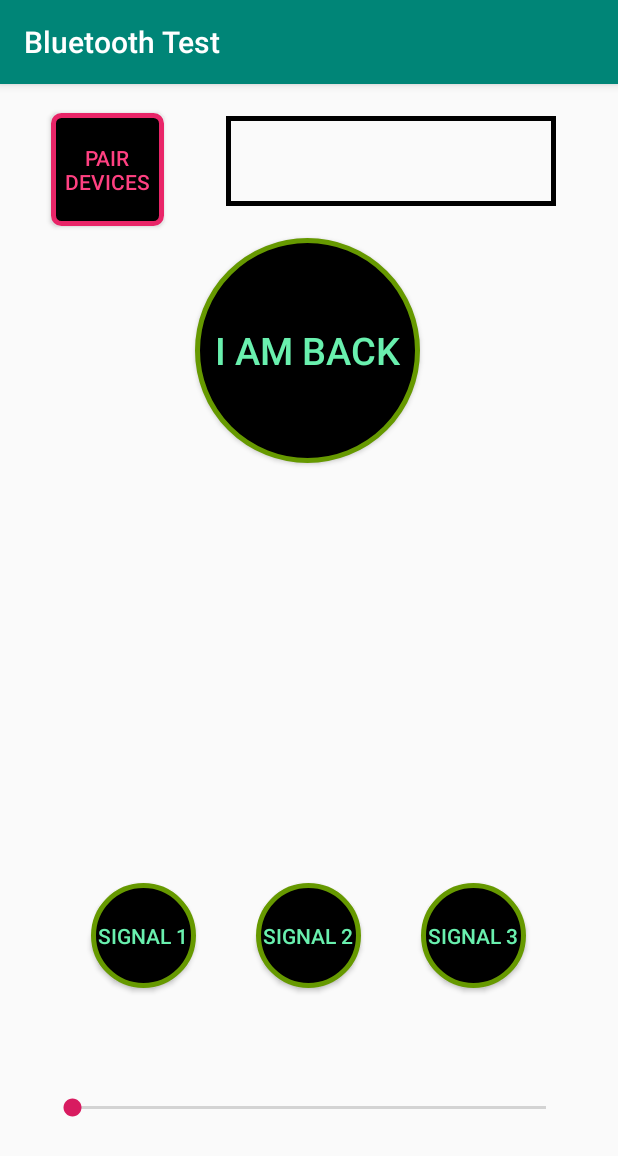
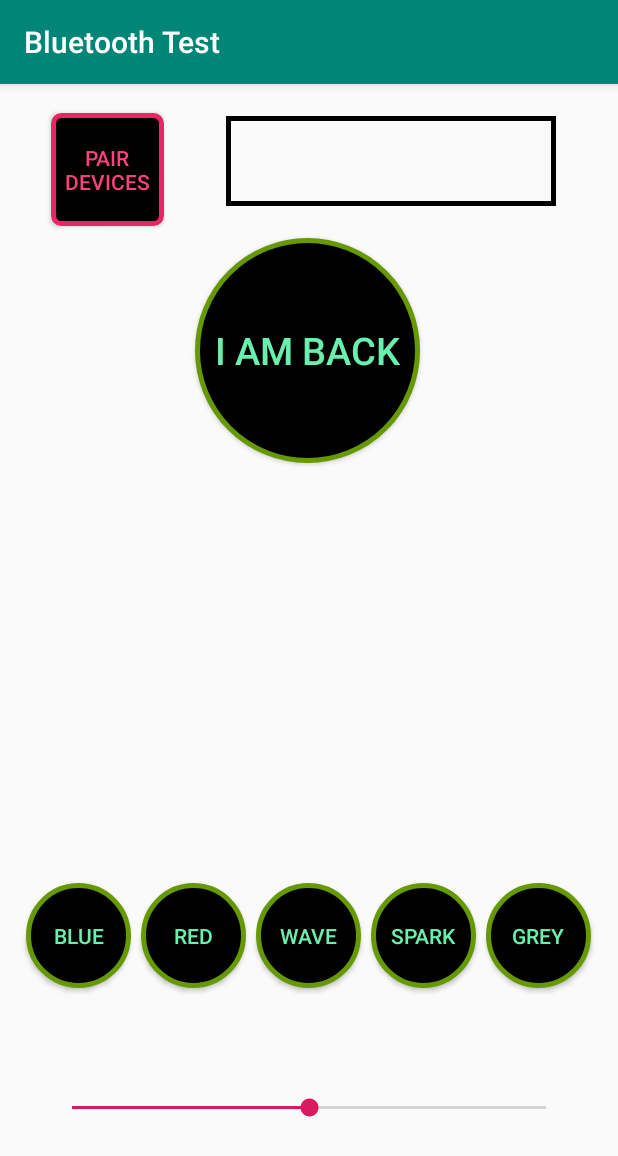
Before and after one commit to alexmansonlu/adadad, an Android app: the bluetoothTest screen opened directly, with no data from a screen before it, on a phone screen of 412 x 824 dp. Shown: the top 1156 px of the screen. Run offline under Robolectric (Android 15) with nearby library versions, the phone set to English and light mode, and no system bars.

Commit message:
hello motto

```diff
--- a/app/src/main/java/com/example/sanjia/bluetoothTest.java
+++ b/app/src/main/java/com/example/sanjia/bluetoothTest.java
@@ -7,6 +7,7 @@ import android.bluetooth.BluetoothSocket;
 import android.content.Intent;
 import android.os.AsyncTask;
 import android.os.Bundle;
+import android.os.ParcelUuid;
 import android.support.annotation.Nullable;
 import android.support.v7.app.AppCompatActivity;
 import android.util.Log;
@@ -21,13 +22,15 @@ import android.widget.Toast;
 
 
 import java.io.IOException;
+import java.io.InputStream;
+import java.io.OutputStream;
 import java.util.ArrayList;
 import java.util.Set;
 import java.util.UUID;
 
 public class bluetoothTest extends AppCompatActivity {
 
-    Button sig1, sig2, sig3;
+    Button sig1, sig2, sig3,sig4,sig5;
     SeekBar brightness;
     static String address = null;
     String EXTRA_ADDRESS = "device_address";
@@ -35,8 +38,10 @@ public class bluetoothTest extends AppCompatActivity {
     BluetoothAdapter myBluetooth = null;
     BluetoothSocket btSocket = null;
     private boolean isBtConnected = false;
-    static final UUID myUUID = UUID.fromString("00001101-0000-1000-8000-00805F9B34FB");
-    ConnectBT connectBT;
+    static ParcelUuid[] myUUID;
+    String x;
+    InputStream inputstream=null;
+    //= UUID.fromString("00001101-0000-1000-8000-00805F9B34FB");
     static boolean hasfUCKED = false;
 
     private class ConnectBT extends AsyncTask<Void, Void, Void>  // UI thread
@@ -61,11 +66,16 @@ public class bluetoothTest extends AppCompatActivity {
                 {
                     myBluetooth = BluetoothAdapter.getDefaultAdapter();//get the mobile bluetooth device
                     BluetoothDevice dispositivo = myBluetooth.getRemoteDevice(address);//connects to the device's address and checks if it's available
-                    btSocket = dispositivo.createInsecureRfcommSocketToServiceRecord(myUUID);//create a RFCOMM (SPP) connection
+                    myUUID= dispositivo.getUuids();
+                    Log.d("dadad",myUUID[0].getUuid().toString() );
+                    btSocket = dispositivo.createInsecureRfcommSocketToServiceRecord(myUUID[0].getUuid());//create a RFCOMM (SPP) connection
                     BluetoothAdapter.getDefaultAdapter().cancelDiscovery();
                     btSocket.connect();//start connection
 
                 }
+
+
+
             }
             catch (IOException e)
             {
@@ -77,7 +87,14 @@ public class bluetoothTest extends AppCompatActivity {
         protected void onPostExecute(Void result) //after the doInBackground, it checks if everything went fine
         {
             super.onPostExecute(result);
-
+//            try {
+//                inputstream=btSocket.getInputStream();
+//            } catch (IOException e) {
+//                e.printStackTrace();
+//            }
+//            if(!(inputstream==null)){
+//            distance.setText("distance:"+inputstream.toString());}
+            Log.d("yeah we have set text", "onPostExecute: ");
             if (!ConnectSuccess)
             {
                 msg("Connection Failed. Is it a SPP Bluetooth? Try again.");
@@ -96,7 +113,7 @@ public class bluetoothTest extends AppCompatActivity {
     private Set pairedDevices;
     Button btnPaired;
     ListView devicelist;
-
+    TextView distance;
 
 
     public void toMain(View v){
@@ -115,12 +132,13 @@ public class bluetoothTest extends AppCompatActivity {
         {
             try
             {
-                btSocket.close(); //close connection
+                Log.d("Bonny2", "sig3: ");
+                btSocket.getOutputStream().write("I".toString().getBytes());
             }
             catch (IOException e)
             { msg("Error");}
         }
-        finish(); //return to the first layout
+
     }
 
     private void sig2()
@@ -129,7 +147,8 @@ public class bluetoothTest extends AppCompatActivity {
         {
             try
             {
-                btSocket.getOutputStream().write("TF".toString().getBytes());
+                Log.d("Bonny2", "sig2: ");
+                btSocket.getOutputStream().write("R".toString().getBytes());
             }
             catch (IOException e)
             {
@@ -138,13 +157,48 @@ public class bluetoothTest extends AppCompatActivity {
         }
     }
 
+    private void sig4()
+    {
+        if (btSocket!=null)
+        {
+            try
+            {
+                Log.d("Bonny2", "sig2: ");
+                btSocket.getOutputStream().write("J".toString().getBytes());
+            }
+            catch (IOException e)
+            {
+                msg("Error");
+            }
+        }
+    }
+    private void sig5()
+    {
+        if (btSocket!=null)
+        {
+            try
+            {
+                Log.d("Bonny2", "sig2: ");
+                btSocket.getOutputStream().write("C".toString().getBytes());
+            }
+            catch (IOException e)
+            {
+                msg("Error");
+            }
+        }
+    }
     private void sig1()
     {
         if (btSocket!=null)
         {
             try
             {
-                btSocket.getOutputStream().write("1".toString().getBytes());
+                if(btSocket.isConnected())
+                {
+                    Log.d("mama", "sig1: ");
+                }
+                Log.d("Bonny2", "sig1: ");
+                btSocket.getOutputStream().write("B".toString().getBytes());
             }
             catch (IOException e)
             {
@@ -170,10 +224,14 @@ public class bluetoothTest extends AppCompatActivity {
         Intent newint = getIntent();
         address = newint.getStringExtra(EXTRA_ADDRESS);
 
+        distance = (TextView) findViewById(R.id.ID);
         sig1 = (Button)findViewById(R.id.signal1);
         sig2 = (Button)findViewById(R.id.signal2);
         sig3 = (Button)findViewById(R.id.signal3);
+        sig4 = (Button)findViewById(R.id.signal4);
+        sig5 = (Button)findViewById(R.id.signal5);
         brightness = (SeekBar)findViewById(R.id.seekBar2);
+        brightness.setProgress(50);
         sig1.setOnClickListener(new View.OnClickListener()
         {
             @Override
@@ -199,9 +257,25 @@ public class bluetoothTest extends AppCompatActivity {
                 Disconnect(); //close connection
             }
         });
-//        if (hasfUCKED == true){
-//        new ConnectBT().execute();
-//        }
+        sig4.setOnClickListener(new View.OnClickListener()
+        {
+            @Override
+            public void onClick(View v)
+            {
+                sig4();      //method to turn on
+            }
+        });
+        sig5.setOnClickListener(new View.OnClickListener()
+        {
+            @Override
+            public void onClick(View v)
+            {
+                sig5();      //method to turn on
+            }
+        });
+        if (hasfUCKED == true){
+        new ConnectBT().execute();
+        }
 
         brightness.setOnSeekBarChangeListener(new SeekBar.OnSeekBarChangeListener() {
             @Override
@@ -210,14 +284,7 @@ public class bluetoothTest extends AppCompatActivity {
                 {
                     TextView lumn = (TextView)findViewById(R.id.lumn);
                     lumn.setText(String.valueOf(progress));
-                    try
-                    {
-                        btSocket.getOutputStream().write(String.valueOf(progress).getBytes());
-                    }
-                    catch (IOException e)
-                    {
 
-                    }
                 }
             }
 
@@ -237,9 +304,31 @@ public class bluetoothTest extends AppCompatActivity {
                 pairedDevicesList();
             }
         });
-
+        Thread t= new Thread(){
+            @Override
+            public void run(){
+                try{
+                    Log.d("n", "run: ");
+                        runOnUiThread(new Runnable() {
+                            @Override
+                            public void run() {
+                                try{
+                                    if (!(btSocket==null)){
+                                     x =btSocket.getInputStream().toString();
+                                    distance.setText(x);}}
+                                catch (IOException e) {}
+                            }
+                        });
+                }
+                catch(InterruptedException e){}
+            }
+        };
+        t.start();
     }
 
+//    public void changedistance(){
+//
+//    }
     private AdapterView.OnItemClickListener myListClickListener = new AdapterView.OnItemClickListener()
     {
         public void onItemClick (AdapterView av, View v, int arg2, long arg3)
@@ -300,3 +389,34 @@ public class bluetoothTest extends AppCompatActivity {
     }
 
 }
+//
+class ConnectedThread extends Thread  {
+    bluetoothTest bt;
+    private final InputStream mmInStream;
+
+
+    public ConnectedThread(BluetoothSocket socket) {
+
+        socket = bt.btSocket;
+        InputStream tmpIn = null;
+
+        try {
+            tmpIn = socket.getInputStream();
+
+        } catch (IOException e) {
+        }
+        mmInStream = tmpIn;
+
+    }
+
+    public void run() {
+
+    }
+
+    public void cancel() {
+        try {
+            bt.btSocket.close();
+        } catch (IOException e) {
+        }
+    }
+}
--- a/app/src/main/res/layout/bluetooth_test.xml
+++ b/app/src/main/res/layout/bluetooth_test.xml
@@ -101,8 +101,8 @@
             android:id="@+id/signal1"
             android:layout_width="70dp"
             android:layout_height="70dp"
-            android:layout_marginLeft="20dp"
-            android:layout_marginRight="20dp"
+            android:layout_marginLeft="3dp"
+            android:layout_marginRight="3dp"
             android:background="@drawable/black"
             android:text="@string/signal1"
             android:textColor="#69F0AE" />
@@ -111,8 +111,8 @@
             android:id="@+id/signal2"
             android:layout_width="70dp"
             android:layout_height="70dp"
-            android:layout_marginLeft="20dp"
-            android:layout_marginRight="20dp"
+            android:layout_marginLeft="3dp"
+            android:layout_marginRight="3dp"
             android:background="@drawable/black"
             android:text="@string/signal2"
             android:textColor="#69F0AE" />
@@ -121,11 +121,32 @@
             android:id="@+id/signal3"
             android:layout_width="70dp"
             android:layout_height="70dp"
-            android:layout_marginLeft="20dp"
-            android:layout_marginRight="20dp"
+            android:layout_marginLeft="3dp"
+            android:layout_marginRight="3dp"
             android:background="@drawable/black"
             android:text="@string/signal3"
             android:textColor="#69F0AE" />
+
+        <Button
+            android:id="@+id/signal4"
+            android:layout_width="70dp"
+            android:layout_height="70dp"
+            android:layout_marginLeft="3dp"
+            android:layout_marginRight="3dp"
+            android:background="@drawable/black"
+            android:text="@string/signal4"
+            android:textColor="#69F0AE" />
+
+        <Button
+            android:id="@+id/signal5"
+            android:layout_width="70dp"
+            android:layout_height="70dp"
+            android:layout_marginLeft="3dp"
+            android:layout_marginRight="3dp"
+            android:background="@drawable/black"
+            android:text="@string/signal5"
+            android:textColor="#69F0AE" />
+
     </LinearLayout>
 
     <SeekBar
--- a/app/src/main/res/values/strings.xml
+++ b/app/src/main/res/values/strings.xml
@@ -8,7 +8,9 @@
     <string name="IM">I AM BACK</string>
     <string name="BT">To BlueTooth</string>
     <string name="PD">Pair Devices</string>
-    <string name="signal1">Signal 1</string>
-    <string name="signal2">Signal 2</string>
-    <string name="signal3">Signal 3</string>
+    <string name="signal1">Blue</string>
+    <string name="signal2">Red</string>
+    <string name="signal3">Wave</string>
+    <string name="signal4">Spark</string>
+    <string name="signal5">Grey</string>
 </resources>
```
